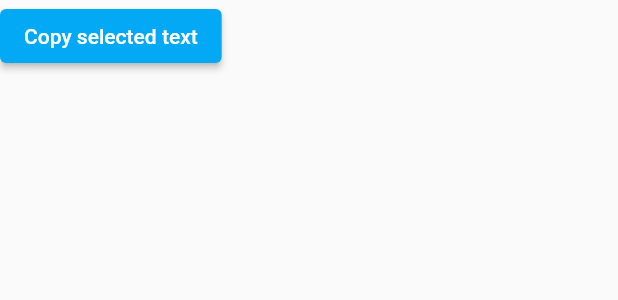
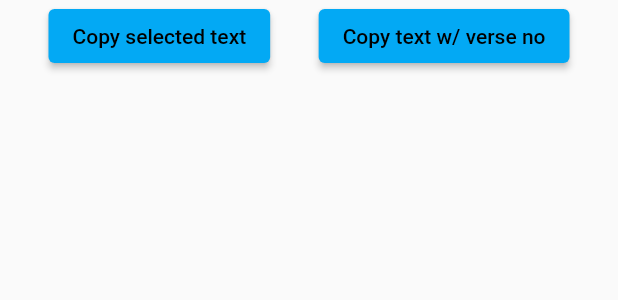
Before and after one commit to bluegene37/simple_bible, a Flutter app: what copyBtn() shows on an empty page, opened directly, on a phone screen of 412 x 824 dp. Shown: the top 300 px of the screen. Run offline on Flutter 3.47's test engine with Material 2 defaults, Android fonts, the light colour scheme and no system bars; our stand-ins replace adaptive_theme, carousel_slider, flutter_sticky_header, get, google_fonts, hive and 4 more; missing offline and left inert: outline_search_bar; accounts and stored records are empty.

```diff
--- a/lib/page/bible_page.dart
+++ b/lib/page/bible_page.dart
@@ -222,11 +222,14 @@ class BooksLocalPage extends StatelessWidget {
 
 
 Widget copyBtn(){
-  return  ElevatedButton(
+  return Row(
+    children: [
+      const Spacer(),
+      ElevatedButton(
           style: ElevatedButton.styleFrom(
             primary: themeColors[colorSliderIdx.value],
           ),
-      child: const Text('Copy selected text'),
+          child: Text('Copy selected text' , style: TextStyle( color: textColorDynamic.value),),
           onPressed: () {
             copyTextClipboard = '';
             for (var i in bibleScreen) {
@@ -234,10 +237,31 @@ Widget copyBtn(){
                 copyTextClipboard = '$copyTextClipboard '+i.text;
               }
             }
+
             Clipboard.setData(
               ClipboardData(text: copyTextClipboard ),
             );
-      });
+          }),
+      const Spacer(),
+      ElevatedButton(
+          style: ElevatedButton.styleFrom(
+            primary: themeColors[colorSliderIdx.value],
+          ),
+          child: Text('Copy text w/ verse no' , style: TextStyle( color: textColorDynamic.value),),
+          onPressed: () {
+            copyTextClipboard = '';
+            for (var i in bibleScreen) {
+              if(copyTextByVerse.contains(i.verse) ){
+                copyTextClipboard = '$copyTextClipboard ${i.verse}${'.'} ${i.text}';
+              }
+            }
+            Clipboard.setData(
+              ClipboardData(text: copyTextClipboard ),
+            );
+          }),
+      const Spacer(),
+    ],
+  );
 }
 
 Widget highLighter(){
```
Lines whose indentation alone changed are shown as unchanged.
